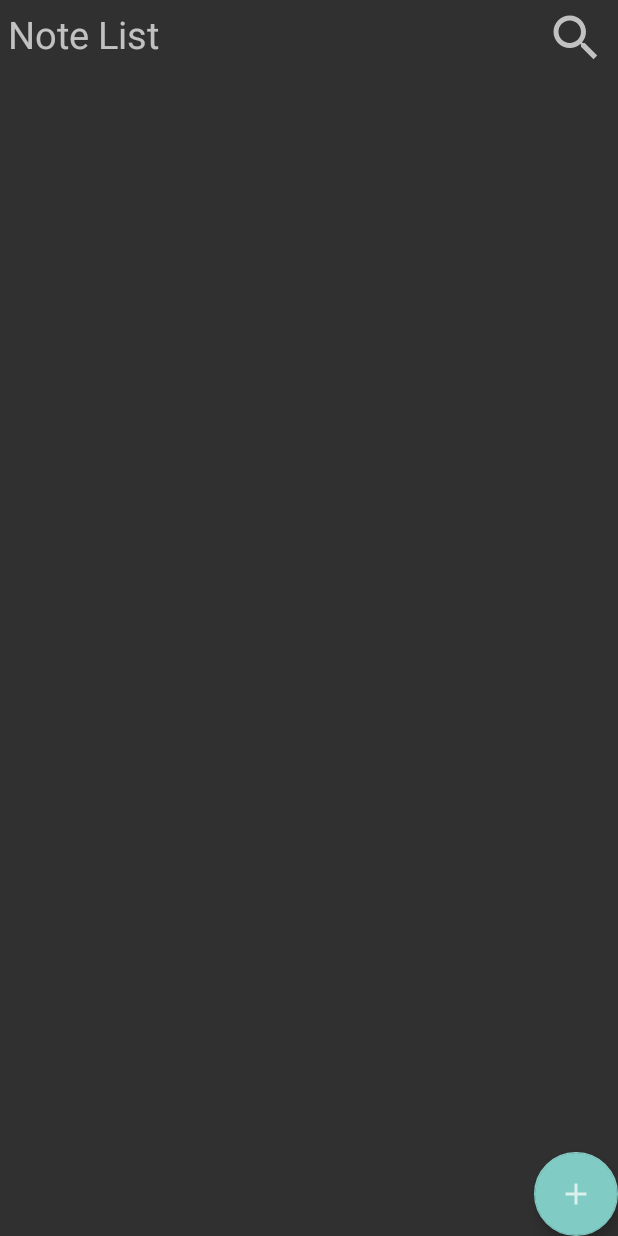
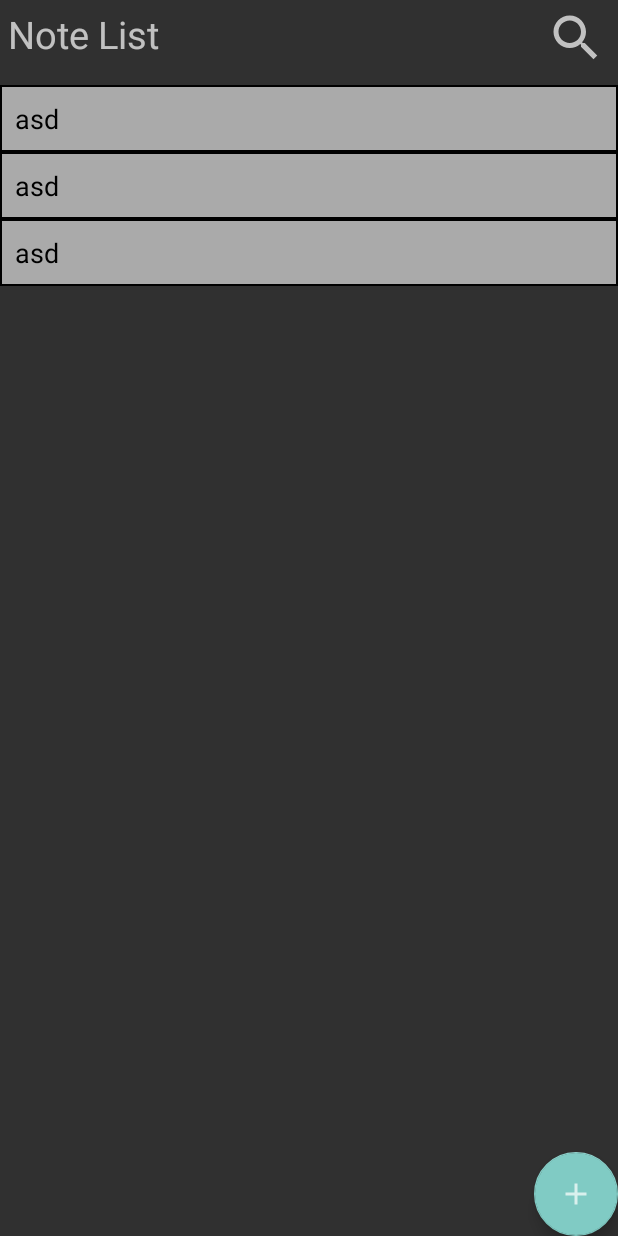
Before and after one commit to chondroseto/NoteList, an Android app: the layout activity_note_screen.xml on its own in the app's theme, with its tools: preview values and no code run, on a phone screen of 412 x 824 dp. Run offline under Robolectric (Android 15) with nearby library versions, the phone set to English and light mode, and no system bars.

```diff
--- a/app/src/main/res/layout/activity_note_screen.xml
+++ b/app/src/main/res/layout/activity_note_screen.xml
@@ -52,6 +52,7 @@
         android:layout_width="match_parent"
         android:layout_height="wrap_content"
         android:layout_weight="8"
+        tools:listitem="@layout/note"
         android:visibility="visible"/>
     <FrameLayout
         android:id="@+id/fragment_container"
```
